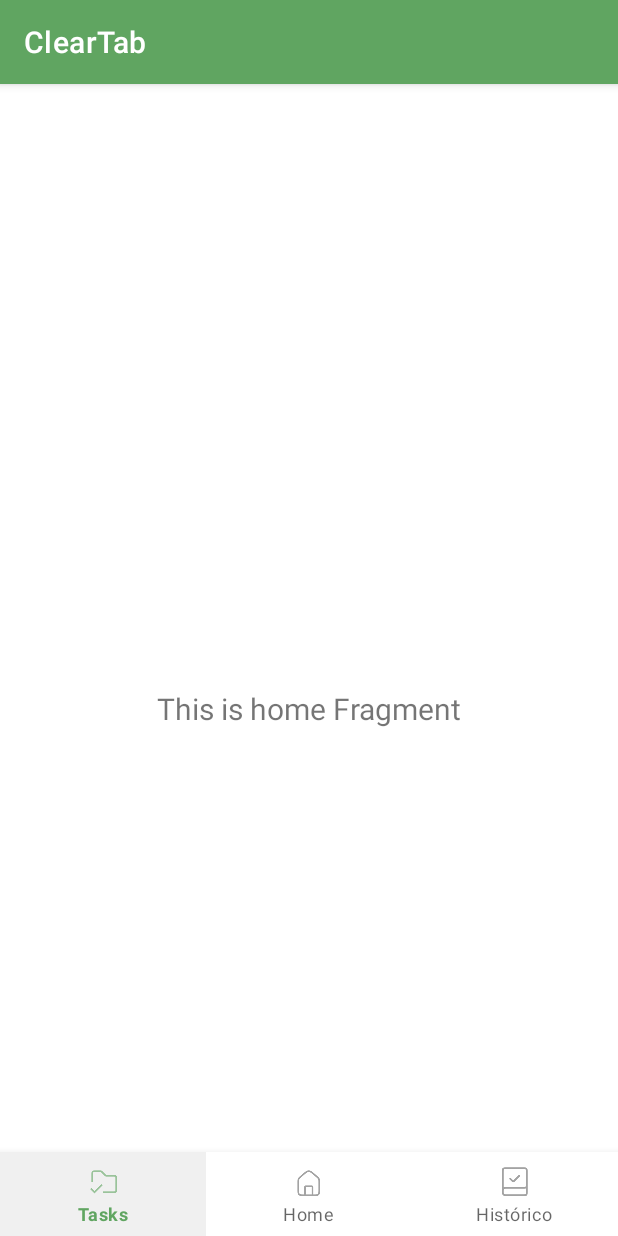
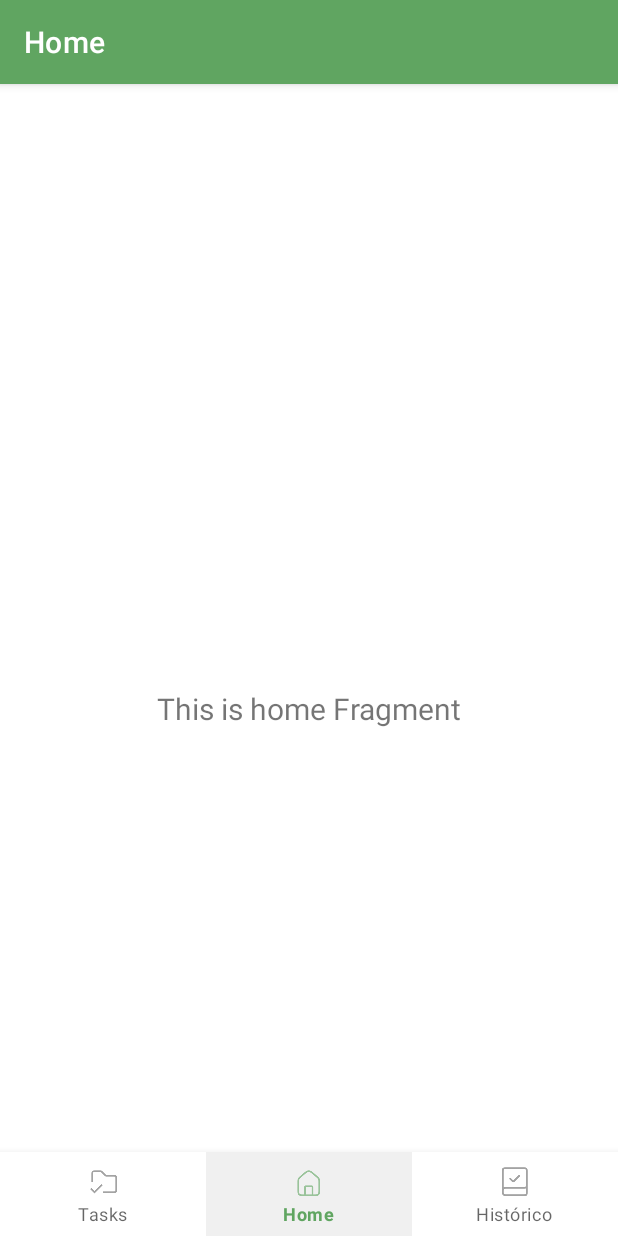
Before and after one commit to Nihhiu/CM-TP, an Android app: the screen it shows after launch (MainActivity), on a phone screen of 412 x 824 dp. Run offline under Robolectric (Android 15) with nearby library versions, the phone set to English and light mode, and no system bars; our stand-ins replace navigation-ui.

Commit message:
Revert "tentativa"
This reverts commit 21d970c820cb5d42d08c92ee511924c06eb07153.

```diff
--- a/ClearTab/app/build.gradle.kts
+++ b/ClearTab/app/build.gradle.kts
@@ -52,6 +52,4 @@ dependencies {
     testImplementation(libs.junit)
     androidTestImplementation(libs.androidx.junit)
     androidTestImplementation(libs.androidx.espresso.core)
-    implementation("androidx.viewpager2:viewpager2:1.1.0")
-    implementation("com.google.android.material:material:1.3.0")
 }
--- a/ClearTab/app/src/main/java/com/cleartab/cleartab/MainActivity.kt
+++ b/ClearTab/app/src/main/java/com/cleartab/cleartab/MainActivity.kt
@@ -8,45 +8,28 @@ import androidx.navigation.ui.AppBarConfiguration
 import androidx.navigation.ui.setupActionBarWithNavController
 import androidx.navigation.ui.setupWithNavController
 import com.cleartab.cleartab.databinding.ActivityMainBinding
-import com.google.android.material.tabs.TabLayout
-import com.google.android.material.tabs.TabLayoutMediator
 
 class MainActivity : AppCompatActivity() {
 
     private lateinit var binding: ActivityMainBinding
-    private lateinit var viewPager: Slider_1
-    private lateinit var tabLayout: TabLayout
 
     override fun onCreate(savedInstanceState: Bundle?) {
         super.onCreate(savedInstanceState)
 
-//        binding = ActivityMainBinding.inflate(layoutInflater)
-        setContentView(R.layout.activity_main)
+        binding = ActivityMainBinding.inflate(layoutInflater)
+        setContentView(binding.root)
 
-        viewPager = findViewById(R.id.viewPager)
-        tabLayout = findViewById(R.id.tabLayout)
+        val navView: BottomNavigationView = binding.navView
 
-        val layoutIds = listOf(
-            R.layout.fragment_slider_1,
-            R.layout.fragment_slider_2,
-            R.layout.fragment_slider_3,
-            R.layout.fragment_slider_4
+        val navController = findNavController(R.id.nav_host_fragment_activity_main)
+        // Passing each menu ID as a set of Ids because each
+        // menu should be considered as top level destinations.
+        val appBarConfiguration = AppBarConfiguration(
+            setOf(
+                R.id.navigation_tasks, R.id.navigation_home, R.id.navigation_history
+            )
         )
-        viewPager.adapter = ViewPagerAdapter(this, layoutIds)
-
-        TabLayoutMediator(tabLayout, viewPager) { _, _ -> }.attach()
-
-//        val navView: BottomNavigationView = binding.navView
-//
-//        val navController = findNavController(R.id.nav_host_fragment_activity_main)
-//        // Passing each menu ID as a set of Ids because each
-//        // menu should be considered as top level destinations.
-//        val appBarConfiguration = AppBarConfiguration(
-//            setOf(
-//                R.id.navigation_tasks, R.id.navigation_home, R.id.navigation_history
-//            )
-//        )
-//        setupActionBarWithNavController(navController, appBarConfiguration)
-//        navView.setupWithNavController(navController)
+        setupActionBarWithNavController(navController, appBarConfiguration)
+        navView.setupWithNavController(navController)
     }
 }
--- a/ClearTab/app/src/main/res/layout/fragment_slider_3.xml
+++ b/ClearTab/app/src/main/res/layout/fragment_slider__intro.xml
@@ -3,16 +3,14 @@
     xmlns:tools="http://schemas.android.com/tools"
     android:layout_width="match_parent"
     android:layout_height="match_parent"
-    android:background="@color/main_light_green"
-    tools:context=".Slider_3">
+    tools:context=".Slider_Intro">
 
     <!-- TODO: Update blank fragment layout -->
     <TextView
         android:id="@+id/slider_text"
         android:layout_width="wrap_content"
         android:layout_height="wrap_content"
-        android:text="@string/slider_page3"
-        android:textColor="@color/white"
+        android:text="@string/hello_blank_fragment"
         android:layout_centerInParent="true"
         android:textSize="30sp"
         />
--- a/ClearTab/app/src/main/res/values/strings.xml
+++ b/ClearTab/app/src/main/res/values/strings.xml
@@ -3,9 +3,6 @@
     <string name="title_history">Histórico</string>
     <string name="title_home">Home</string>
     <string name="title_tasks">Tasks</string>
-    <string name="slider_page1">Crie a sua Equipa</string>
-    <string name="slider_page2">Organize e Atribua Cargos à sua Equipa</string>
-    <string name="slider_page3">Veja o Histórico das Tarefas Realizadas</string>
-    <string name="slider_page4">Tenha Estatísticas dos Utilizadores</string>
     <!-- TODO: Remove or change this placeholder text -->
+    <string name="hello_blank_fragment">Hello blank fragment</string>
 </resources>
--- a/ClearTab/settings.gradle.kts
+++ b/ClearTab/settings.gradle.kts
@@ -2,7 +2,6 @@ pluginManagement {
     repositories {
         google {
             content {
-                includeGroupByRegex("com")
                 includeGroupByRegex("com\\.android.*")
                 includeGroupByRegex("com\\.google.*")
                 includeGroupByRegex("androidx.*")
```
Also changed, not shown: ClearTab/app/src/main/java/com/cleartab/cleartab/Slider_1.kt (deleted, +0 -37 lines), ClearTab/app/src/main/java/com/cleartab/cleartab/Slider_Intro.kt (added, +19 -0 lines), ClearTab/app/src/main/java/com/cleartab/cleartab/ViewPagerAdapter.kt (deleted, +0 -13 lines), ClearTab/app/src/main/res/layout/fragment_slider_1.xml (deleted, +0 -21 lines), ClearTab/app/src/main/res/layout/fragment_slider_2.xml (deleted, +0 -21 lines), ClearTab/app/src/main/res/layout/fragment_slider_4.xml (deleted, +0 -21 lines), 1 other file.
